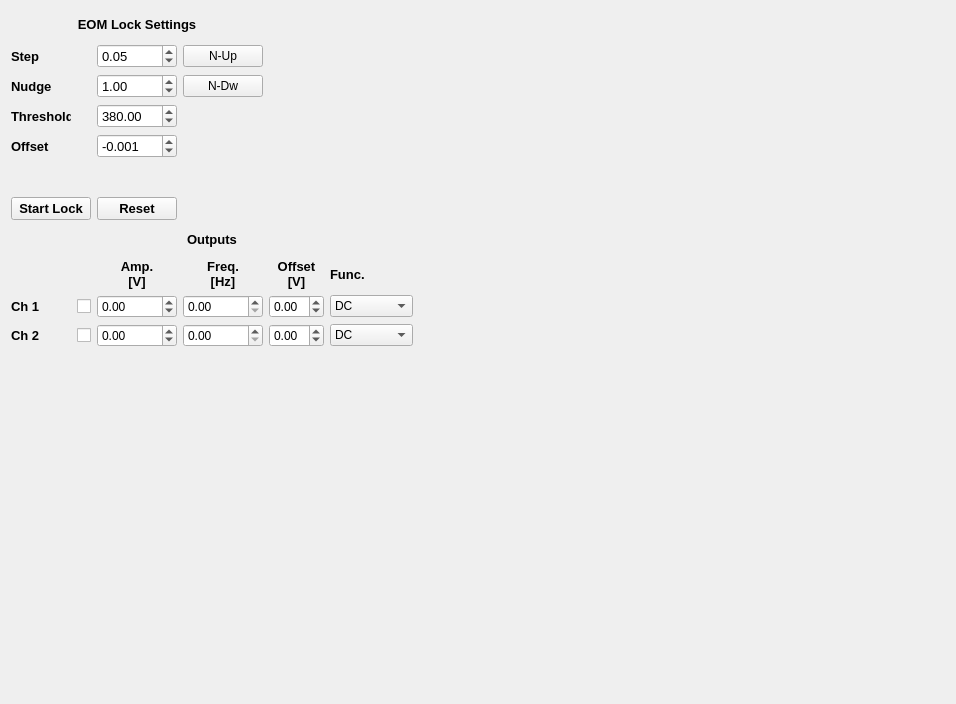
Above: widgets/scopeWidget/eom_lock/eomLockCustomControl.ui from BarakDayanLab/GUI-Experiment before the change. Below: the same form after it.
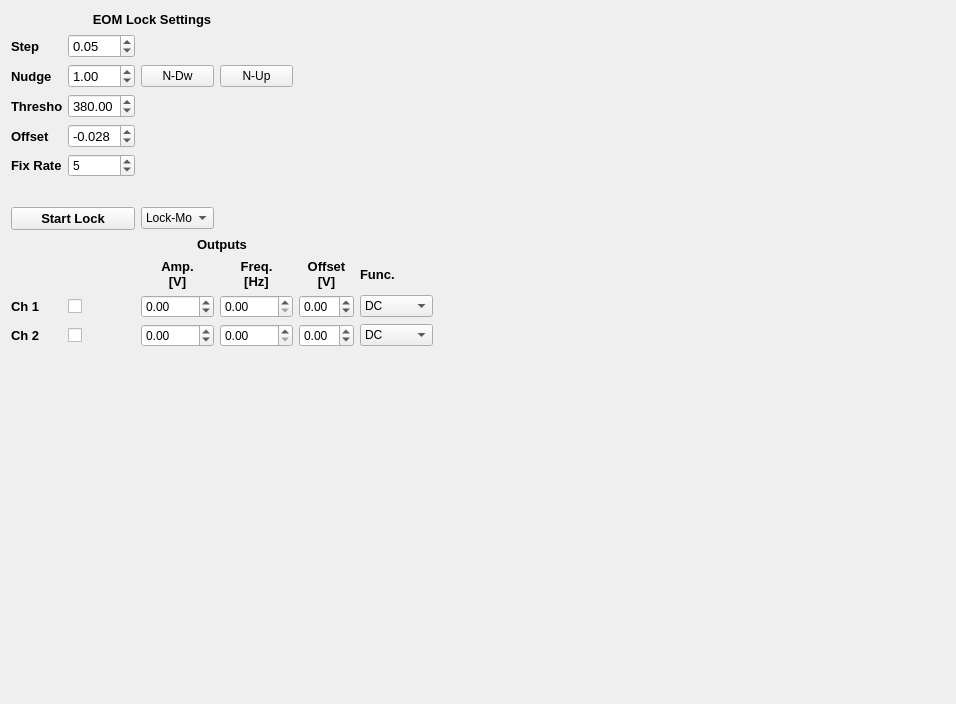
That is the form after the change.

Commit message: 1) Lock/Sweep modes 2) Fix rate 3) Lows and Highs instead of Average

```diff
--- a/widgets/scopeWidget/eom_lock/eomLockCustomControl.ui
+++ b/widgets/scopeWidget/eom_lock/eomLockCustomControl.ui
@@ -18,7 +18,7 @@
     <rect>
      <x>10</x>
      <y>10</y>
-     <width>404</width>
+     <width>424</width>
      <height>338</height>
     </rect>
    </property>
@@ -38,6 +38,235 @@
     <property name="bottomMargin">
      <number>1</number>
     </property>
+    <item row="9" column="2">
+     <widget class="QLabel" name="label_22">
+      <property name="font">
+       <font>
+        <pointsize>10</pointsize>
+        <weight>75</weight>
+        <bold>true</bold>
+       </font>
+      </property>
+      <property name="text">
+       <string>Amp. 
+[V]</string>
+      </property>
+      <property name="alignment">
+       <set>Qt::AlignCenter</set>
+      </property>
+     </widget>
+    </item>
+    <item row="10" column="3">
+     <widget class="QDoubleSpinBox" name="doubleSpinBox_ch1OutFreq"/>
+    </item>
+    <item row="11" column="1">
+     <widget class="QCheckBox" name="checkBox_ch2OuputState">
+      <property name="text">
+       <string/>
+      </property>
+     </widget>
+    </item>
+    <item row="9" column="3">
+     <widget class="QLabel" name="label_25">
+      <property name="font">
+       <font>
+        <pointsize>10</pointsize>
+        <weight>75</weight>
+        <bold>true</bold>
+       </font>
+      </property>
+      <property name="text">
+       <string>Freq. 
+[Hz]</string>
+      </property>
+      <property name="alignment">
+       <set>Qt::AlignCenter</set>
+      </property>
+     </widget>
+    </item>
+    <item row="10" column="2">
+     <widget class="QDoubleSpinBox" name="doubleSpinBox_ch1OutAmp">
+      <property name="minimum">
+       <double>-5.000000000000000</double>
+      </property>
+      <property name="maximum">
+       <double>5.000000000000000</double>
+      </property>
+      <property name="singleStep">
+       <double>0.500000000000000</double>
+      </property>
+     </widget>
+    </item>
+    <item row="11" column="5">
+     <widget class="QComboBox" name="comboBox_ch2OutFunction">
+      <item>
+       <property name="text">
+        <string>DC</string>
+       </property>
+      </item>
+      <item>
+       <property name="text">
+        <string>SINE</string>
+       </property>
+      </item>
+      <item>
+       <property name="text">
+        <string>SQUARE</string>
+       </property>
+      </item>
+      <item>
+       <property name="text">
+        <string>TRIANGLE</string>
+       </property>
+      </item>
+      <item>
+       <property name="text">
+        <string>SAWU</string>
+       </property>
+      </item>
+      <item>
+       <property name="text">
+        <string>SAWD</string>
+       </property>
+      </item>
+      <item>
+       <property name="text">
+        <string>DC NEG</string>
+       </property>
+      </item>
+      <item>
+       <property name="text">
+        <string>PWM</string>
+       </property>
+      </item>
+     </widget>
+    </item>
+    <item row="9" column="5">
+     <widget class="QLabel" name="label_36">
+      <property name="font">
+       <font>
+        <pointsize>10</pointsize>
+        <weight>75</weight>
+        <bold>true</bold>
+       </font>
+      </property>
+      <property name="text">
+       <string>Func.</string>
+      </property>
+     </widget>
+    </item>
+    <item row="10" column="5">
+     <widget class="QComboBox" name="comboBox_ch1OutFunction">
+      <item>
+       <property name="text">
+        <string>DC</string>
+       </property>
+      </item>
+      <item>
+       <property name="text">
+        <string>SINE</string>
+       </property>
+      </item>
+      <item>
+       <property name="text">
+        <string>SQUARE</string>
+       </property>
+      </item>
+      <item>
+       <property name="text">
+        <string>TRIANGLE</string>
+       </property>
+      </item>
+      <item>
+       <property name="text">
+        <string>SAWU</string>
+       </property>
+      </item>
+      <item>
+       <property name="text">
+        <string>SAWD</string>
+       </property>
+      </item>
+      <item>
+       <property name="text">
+        <string>DC NEG</string>
+       </property>
+      </item>
+      <item>
+       <property name="text">
+        <string>PWM</string>
+       </property>
+      </item>
+     </widget>
+    </item>
+    <item row="11" column="0">
+     <widget class="QLabel" name="label_24">
+      <property name="font">
+       <font>
+        <pointsize>10</pointsize>
+        <weight>75</weight>
+        <bold>true</bold>
+       </font>
+      </property>
+      <property name="text">
+       <string>Ch 2 </string>
+      </property>
+     </widget>
+    </item>
+    <item row="6" column="0" colspan="4">
+     <widget class="QLabel" name="label_ExtinctionRatio">
+      <property name="minimumSize">
+       <size>
+        <width>34</width>
+        <height>0</height>
+       </size>
+      </property>
+      <property name="font">
+       <font>
+        <pointsize>10</pointsize>
+        <weight>75</weight>
+        <bold>true</bold>
+       </font>
+      </property>
+      <property name="text">
+       <string/>
+      </property>
+      <property name="scaledContents">
+       <bool>false</bool>
+      </property>
+      <property name="alignment">
+       <set>Qt::AlignLeading|Qt::AlignLeft|Qt::AlignVCenter</set>
+      </property>
+     </widget>
+    </item>
+    <item row="7" column="0" colspan="2">
+     <widget class="QPushButton" name="pushButton_StartStop">
+      <property name="font">
+       <font>
+        <pointsize>10</pointsize>
+        <weight>75</weight>
+        <bold>true</bold>
+       </font>
+      </property>
+      <property name="text">
+       <string>Start Lock</string>
+      </property>
+     </widget>
+    </item>
+    <item row="4" column="0">
+     <widget class="QLabel" name="label_Offset">
+      <property name="font">
+       <font>
+        <pointsize>10</pointsize>
+        <weight>75</weight>
+        <bold>true</bold>
+       </font>
+      </property>
+      <property name="text">
+       <string>Offset</string>
+      </property>
+     </widget>
+    </item>
     <item row="0" column="0" colspan="4">
      <widget class="QLabel" name="label_LockSettings">
       <property name="font">
@@ -81,40 +310,6 @@
       </property>
      </widget>
     </item>
-    <item row="10" column="2">
-     <widget class="QDoubleSpinBox" name="doubleSpinBox_ch2OutAmp">
-      <property name="minimum">
-       <double>-5.000000000000000</double>
-      </property>
-      <property name="maximum">
-       <double>5.000000000000000</double>
-      </property>
-      <property name="singleStep">
-       <double>0.500000000000000</double>
-      </property>
-     </widget>
-    </item>
-    <item row="1" column="2">
-     <widget class="QDoubleSpinBox" name="doubleSpinBox_Step">
-      <property name="font">
-       <font>
-        <pointsize>10</pointsize>
-       </font>
-      </property>
-      <property name="minimum">
-       <double>-10.000000000000000</double>
-      </property>
-      <property name="maximum">
-       <double>10.000000000000000</double>
-      </property>
-      <property name="singleStep">
-       <double>0.100000000000000</double>
-      </property>
-      <property name="value">
-       <double>0.050000000000000</double>
-      </property>
-     </widget>
-    </item>
     <item row="1" column="0">
      <widget class="QLabel" name="label_Step">
       <property name="sizePolicy">
@@ -144,7 +339,20 @@
       </property>
      </widget>
     </item>
-    <item row="7" column="0" colspan="6">
+    <item row="11" column="2">
+     <widget class="QDoubleSpinBox" name="doubleSpinBox_ch2OutAmp">
+      <property name="minimum">
+       <double>-5.000000000000000</double>
+      </property>
+      <property name="maximum">
+       <double>5.000000000000000</double>
+      </property>
+      <property name="singleStep">
+       <double>0.500000000000000</double>
+      </property>
+     </widget>
+    </item>
+    <item row="8" column="0" colspan="6">
      <widget class="QLabel" name="label_37">
       <property name="font">
        <font>
@@ -184,7 +392,14 @@
       </property>
      </widget>
     </item>
-    <item row="8" column="4">
+    <item row="10" column="1">
+     <widget class="QCheckBox" name="checkBox_ch1OuputState">
+      <property name="text">
+       <string/>
+      </property>
+     </widget>
+    </item>
+    <item row="9" column="4">
      <widget class="QLabel" name="label_35">
       <property name="font">
        <font>
@@ -202,14 +417,7 @@
       </property>
      </widget>
     </item>
-    <item row="9" column="1">
-     <widget class="QCheckBox" name="checkBox_ch1OuputState">
-      <property name="text">
-       <string/>
-      </property>
-     </widget>
-    </item>
-    <item row="9" column="0">
+    <item row="10" column="0">
      <widget class="QLabel" name="label_23">
       <property name="font">
        <font>
@@ -223,7 +431,7 @@
       </property>
      </widget>
     </item>
-    <item row="10" column="4">
+    <item row="11" column="4">
      <widget class="QDoubleSpinBox" name="doubleSpinBox_ch2OutOffset">
       <property name="minimum">
        <double>-5.000000000000000</double>
@@ -236,31 +444,7 @@
       </property>
      </widget>
     </item>
-    <item row="10" column="3">
-     <widget class="QDoubleSpinBox" name="doubleSpinBox_ch2OutFreq"/>
-    </item>
-    <item row="3" column="2">
-     <widget class="QDoubleSpinBox" name="doubleSpinBox_Threshold">
-      <property name="font">
-       <font>
-        <pointsize>10</pointsize>
-       </font>
-      </property>
-      <property name="minimum">
-       <double>0.000000000000000</double>
-      </property>
-      <property name="maximum">
-       <double>400.000000000000000</double>
-      </property>
-      <property name="singleStep">
-       <double>1.000000000000000</double>
-      </property>
-      <property name="value">
-       <double>380.000000000000000</double>
-      </property>
-     </widget>
-    </item>
-    <item row="9" column="4">
+    <item row="10" column="4">
      <widget class="QDoubleSpinBox" name="doubleSpinBox_ch1OutOffset">
       <property name="minimum">
        <double>-7.000000000000000</double>
@@ -273,7 +457,10 @@
       </property>
      </widget>
     </item>
-    <item row="2" column="2">
+    <item row="11" column="3">
+     <widget class="QDoubleSpinBox" name="doubleSpinBox_ch2OutFreq"/>
+    </item>
+    <item row="2" column="1">
      <widget class="QDoubleSpinBox" name="doubleSpinBox_Weight">
       <property name="font">
        <font>
@@ -294,196 +481,35 @@
       </property>
      </widget>
     </item>
-    <item row="10" column="1">
-     <widget class="QCheckBox" name="checkBox_ch2OuputState">
-      <property name="text">
-       <string/>
-      </property>
-     </widget>
-    </item>
-    <item row="9" column="3">
-     <widget class="QDoubleSpinBox" name="doubleSpinBox_ch1OutFreq"/>
-    </item>
-    <item row="8" column="3">
-     <widget class="QLabel" name="label_25">
+    <item row="1" column="1">
+     <widget class="QDoubleSpinBox" name="doubleSpinBox_Step">
       <property name="font">
        <font>
         <pointsize>10</pointsize>
-        <weight>75</weight>
-        <bold>true</bold>
        </font>
       </property>
-      <property name="text">
-       <string>Freq. 
-[Hz]</string>
-      </property>
-      <property name="alignment">
-       <set>Qt::AlignCenter</set>
-      </property>
-     </widget>
-    </item>
-    <item row="8" column="2">
-     <widget class="QLabel" name="label_22">
-      <property name="font">
-       <font>
-        <pointsize>10</pointsize>
-        <weight>75</weight>
-        <bold>true</bold>
-       </font>
-      </property>
-      <property name="text">
-       <string>Amp. 
-[V]</string>
-      </property>
-      <property name="alignment">
-       <set>Qt::AlignCenter</set>
-      </property>
-     </widget>
-    </item>
-    <item row="8" column="5">
-     <widget class="QLabel" name="label_36">
-      <property name="font">
-       <font>
-        <pointsize>10</pointsize>
-        <weight>75</weight>
-        <bold>true</bold>
-       </font>
-      </property>
-      <property name="text">
-       <string>Func.</string>
-      </property>
-     </widget>
-    </item>
-    <item row="9" column="2">
-     <widget class="QDoubleSpinBox" name="doubleSpinBox_ch1OutAmp">
       <property name="minimum">
-       <double>-5.000000000000000</double>
+       <double>-10.000000000000000</double>
       </property>
       <property name="maximum">
-       <double>5.000000000000000</double>
+       <double>10.000000000000000</double>
       </property>
       <property name="singleStep">
        <double>0.500000000000000</double>
       </property>
-     </widget>
-    </item>
-    <item row="10" column="5">
-     <widget class="QComboBox" name="comboBox_ch2OutFunction">
-      <item>
-       <property name="text">
-        <string>DC</string>
-       </property>
-      </item>
-      <item>
-       <property name="text">
-        <string>SINE</string>
-       </property>
-      </item>
-      <item>
-       <property name="text">
-        <string>SQUARE</string>
-       </property>
-      </item>
-      <item>
-       <property name="text">
-        <string>TRIANGLE</string>
-       </property>
-      </item>
-      <item>
-       <property name="text">
-        <string>SAWU</string>
-       </property>
-      </item>
-      <item>
-       <property name="text">
-        <string>SAWD</string>
-       </property>
-      </item>
-      <item>
-       <property name="text">
-        <string>DC NEG</string>
-       </property>
-      </item>
-      <item>
-       <property name="text">
-        <string>PWM</string>
-       </property>
-      </item>
-     </widget>
-    </item>
-    <item row="9" column="5">
-     <widget class="QComboBox" name="comboBox_ch1OutFunction">
-      <item>
-       <property name="text">
-        <string>DC</string>
-       </property>
-      </item>
-      <item>
-       <property name="text">
-        <string>SINE</string>
-       </property>
-      </item>
-      <item>
-       <property name="text">
-        <string>SQUARE</string>
-       </property>
-      </item>
-      <item>
-       <property name="text">
-        <string>TRIANGLE</string>
-       </property>
-      </item>
-      <item>
-       <property name="text">
-        <string>SAWU</string>
-       </property>
-      </item>
-      <item>
-       <property name="text">
-        <string>SAWD</string>
-       </property>
-      </item>
-      <item>
-       <property name="text">
-        <string>DC NEG</string>
-       </property>
-      </item>
-      <item>
-       <property name="text">
-        <string>PWM</string>
-       </property>
-      </item>
-     </widget>
-    </item>
-    <item row="10" column="0">
-     <widget class="QLabel" name="label_24">
-      <property name="font">
-       <font>
-        <pointsize>10</pointsize>
-        <weight>75</weight>
-        <bold>true</bold>
-       </font>
+      <property name="value">
+       <double>0.050000000000000</double>
       </property>
-      <property name="text">
-       <string>Ch 2 </string>
-      </property>
      </widget>
     </item>
-    <item row="4" column="0">
-     <widget class="QLabel" name="label_Offset">
-      <property name="font">
-       <font>
-        <pointsize>10</pointsize>
-        <weight>75</weight>
-        <bold>true</bold>
-       </font>
-      </property>
+    <item row="2" column="2">
+     <widget class="QPushButton" name="pushButton_nudgeDown">
       <property name="text">
-       <string>Offset</string>
+       <string>N-Dw</string>
       </property>
      </widget>
     </item>
-    <item row="4" column="2">
+    <item row="4" column="1">
      <widget class="QDoubleSpinBox" name="doubleSpinBox_Offset">
       <property name="font">
        <font>
@@ -503,26 +529,33 @@
        <double>0.001000000000000</double>
       </property>
       <property name="value">
-       <double>-0.001000000000000</double>
+       <double>-0.028000000000000</double>
       </property>
      </widget>
     </item>
-    <item row="6" column="0" colspan="2">
-     <widget class="QPushButton" name="pushButton_StartLock">
+    <item row="3" column="1">
+     <widget class="QDoubleSpinBox" name="doubleSpinBox_Threshold">
       <property name="font">
        <font>
         <pointsize>10</pointsize>
-        <weight>75</weight>
-        <bold>true</bold>
        </font>
       </property>
-      <property name="text">
-       <string>Start Lock</string>
+      <property name="minimum">
+       <double>0.000000000000000</double>
       </property>
+      <property name="maximum">
+       <double>400.000000000000000</double>
+      </property>
+      <property name="singleStep">
+       <double>1.000000000000000</double>
+      </property>
+      <property name="value">
+       <double>380.000000000000000</double>
+      </property>
      </widget>
     </item>
-    <item row="6" column="2">
-     <widget class="QPushButton" name="pushButton_Reset">
+    <item row="5" column="0">
+     <widget class="QLabel" name="label_FixRate">
       <property name="font">
        <font>
         <pointsize>10</pointsize>
@@ -531,48 +564,36 @@
        </font>
       </property>
       <property name="text">
-       <string>Reset</string>
+       <string>Fix Rate</string>
       </property>
      </widget>
     </item>
-    <item row="5" column="0" colspan="4">
-     <widget class="QLabel" name="label_ExtinctionRatio">
-      <property name="minimumSize">
-       <size>
-        <width>34</width>
-        <height>0</height>
-       </size>
+    <item row="5" column="1">
+     <widget class="QSpinBox" name="spinBox_FixRate">
+      <property name="value">
+       <number>5</number>
       </property>
-      <property name="font">
-       <font>
-        <pointsize>10</pointsize>
-        <weight>75</weight>
-        <bold>true</bold>
-       </font>
-      </property>
-      <property name="text">
-       <string/>
-      </property>
-      <property name="scaledContents">
-       <bool>false</bool>
-      </property>
-      <property name="alignment">
-       <set>Qt::AlignLeading|Qt::AlignLeft|Qt::AlignVCenter</set>
-      </property>
      </widget>
     </item>
-    <item row="1" column="3">
+    <item row="2" column="3">
      <widget class="QPushButton" name="pushButton_nudgeUp">
       <property name="text">
        <string>N-Up</string>
       </property>
      </widget>
     </item>
-    <item row="2" column="3">
-     <widget class="QPushButton" name="pushButton_nudgeDown">
-      <property name="text">
-       <string>N-Dw</string>
-      </property>
+    <item row="7" column="2">
+     <widget class="QComboBox" name="comboBox_mode">
+      <item>
+       <property name="text">
+        <string>Lock-Mode</string>
+       </property>
+      </item>
+      <item>
+       <property name="text">
+        <string>Sweep-Mode</string>
+       </property>
+      </item>
      </widget>
     </item>
    </layout>
```
Left out of the diff: 2 changed lines with no effect on the pictures. The commit also changes 2 other files.
